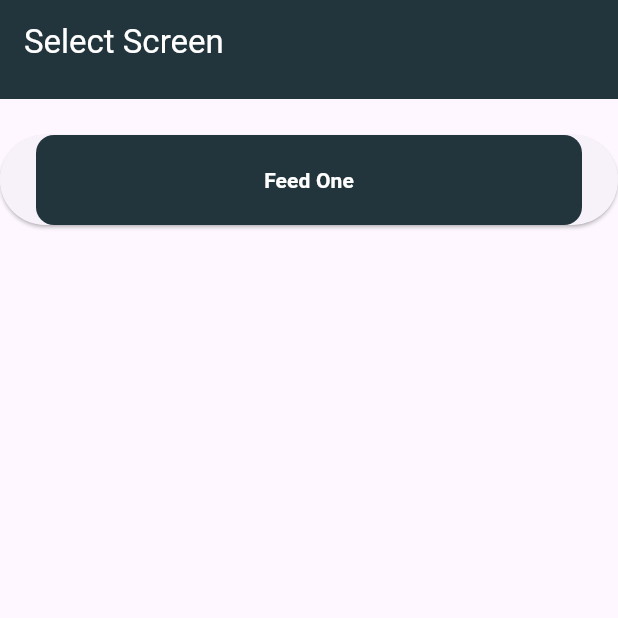
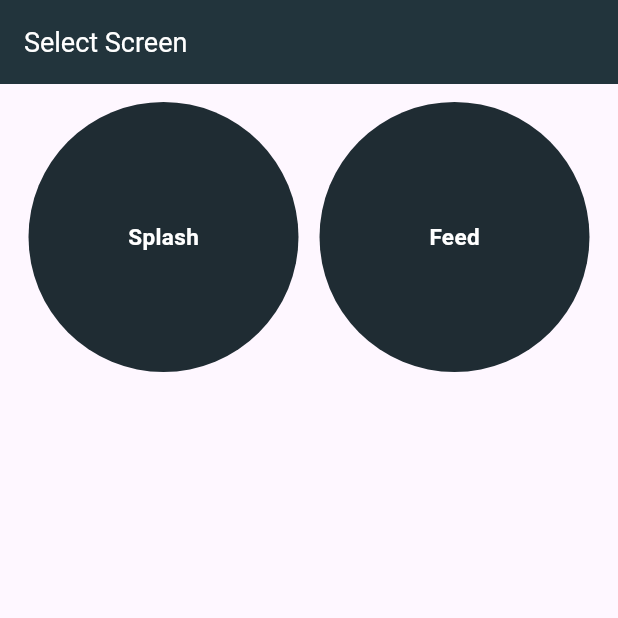
Before and after one commit to muzzammil763/marvie_ios_ui, a Flutter app: the screen it shows after launch, on a phone screen of 412 x 824 dp, the top half of it. Run offline on Flutter 3.47's test engine with Material 3 defaults, Android fonts, the light colour scheme and no system bars.

Commit message:
added a container widgets for reusibility

```diff
--- a/lib/Screens/screen_selecter.dart
+++ b/lib/Screens/screen_selecter.dart
@@ -1,5 +1,4 @@
 import 'package:flutter/material.dart';
-import 'package:marvie/Screens/feed_one.dart';
 
 class ScreenSelecter extends StatelessWidget {
   const ScreenSelecter({super.key});
@@ -11,54 +10,68 @@ class ScreenSelecter extends StatelessWidget {
         backgroundColor: const Color(0xff22343C),
         title: const Text(
           "Select Screen",
-          style: TextStyle(
-            color: Colors.white,
+          style: TextStyle(color: Colors.white, fontSize: 18),
         ),
       ),
+      body: Padding(
+        padding: const EdgeInsets.all(12),
+        child: Column(
+          children: [
+            Row(
+              children: [
+                Expanded(
+                  child: HomeButton(
+                    title: "Splash",
+                    onTap: () {},
                   ),
-      body: Column(
-        children: [
-          Container(
-            height: 10,
-            width: double.infinity,
-            color: const Color(0xff22343C),
                 ),
-          const SizedBox(
-            height: 24,
+                Expanded(
+                  child: HomeButton(
+                    title: "Feed",
+                    onTap: () {},
                   ),
-          Column(
-            children: [
-              ElevatedButton(
-                onPressed: () {
-                  Navigator.push(
-                    context,
-                    MaterialPageRoute(
-                      builder: (context) => const FeedOne(),
+                ),
+              ],
+            ),
+          ],
+        ),
       ),
     );
-                },
+  }
+}
+
+class HomeButton extends StatelessWidget {
+  final String title;
+  final VoidCallback onTap;
+
+  const HomeButton({
+    super.key,
+    required this.title,
+    required this.onTap,
+  });
+
+  @override
+  Widget build(BuildContext context) {
+    return InkWell(
+      onTap: onTap,
       child: Container(
-                  height: 60,
+        height: 180,
         width: double.infinity,
-                  decoration: BoxDecoration(
-                    color: const Color(0xff22343C),
-                    borderRadius: BorderRadius.circular(12),
+        decoration: const BoxDecoration(
+          color: Color(0xff1f2c33),
+          shape: BoxShape.circle,
         ),
-                  child: const Center(
+        child: Center(
           child: Text(
-                      "Feed One",
-                      style: TextStyle(
+            title,
+            style: const TextStyle(
               color: Colors.white,
+              fontSize: 15,
               fontWeight: FontWeight.bold,
             ),
           ),
         ),
       ),
-              )
-            ],
-          ),
-        ],
-      ),
     );
   }
 }
```
Lines whose indentation alone changed are shown as unchanged.
